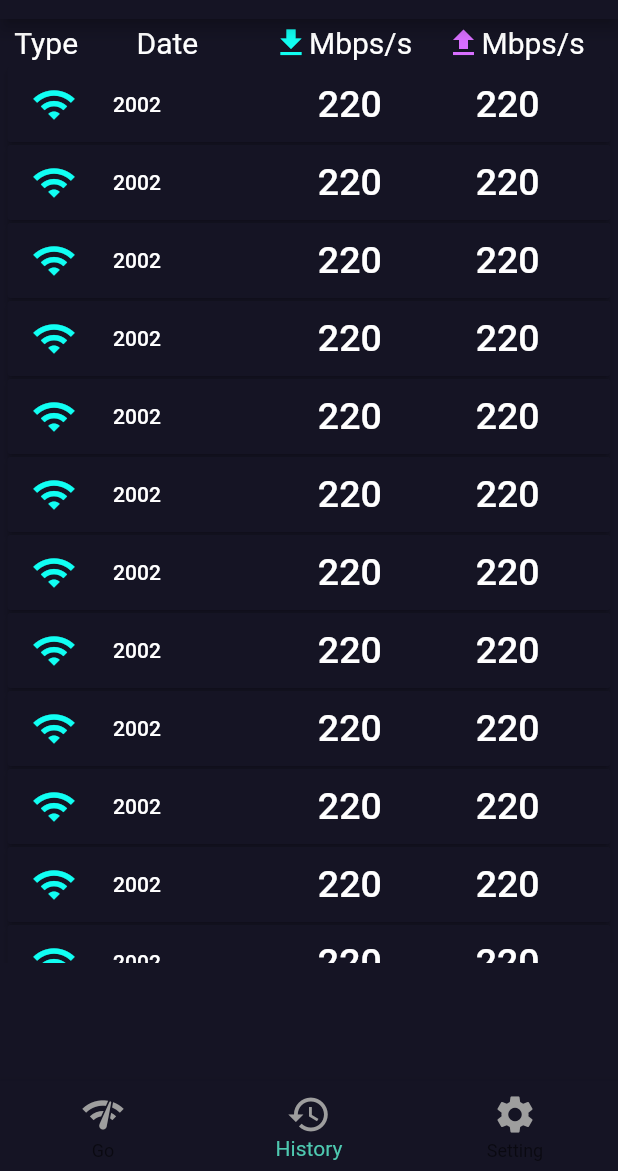
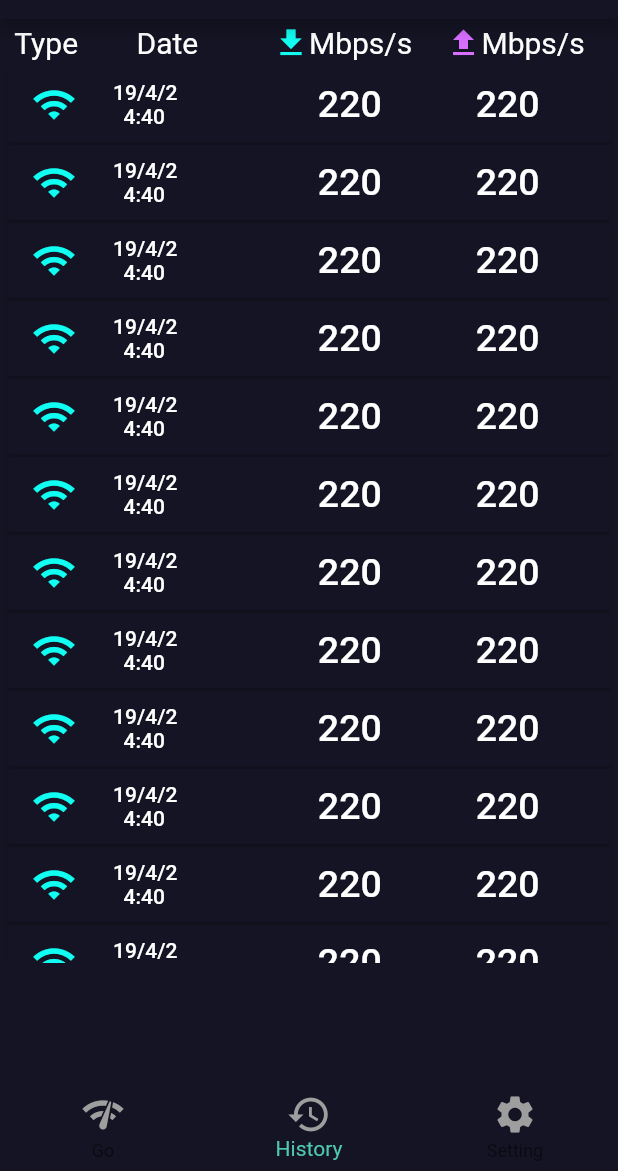
Before and after one commit to Catherine526940/Dart-speedtest, a Flutter app: the screen it shows after launch, item 2 of the bottom bar chosen, on a phone screen of 412 x 824 dp, the part 65-1236 px from its top. Run offline on Flutter 3.47's test engine with Material 2 defaults, Android fonts, the phone set to English and light mode, and no system bars.

Commit message:
时间调整

```diff
--- a/lib/pages/history.dart
+++ b/lib/pages/history.dart
@@ -42,8 +42,6 @@ class _HistoryPageState extends State<HistoryPage> {
         Text('\n'),
         // SizedBox(height: 25.0),
       ]),
-
-
       Container(
         height: height * 2.90 / 4,
         child: ListView(children: _getListData(context)),
@@ -53,10 +51,14 @@ class _HistoryPageState extends State<HistoryPage> {
 }
 _getListData(BuildContext context) {
   List<Widget> widgets = [];
-  for (int i = 0; i < 50; i++) {
+  for (int i = 0; i <= 50; i++) {
     int randomdata1 = Random().nextInt(300);
     int randomdata2 = Random().nextInt(300);
     int randomdata3 = Random().nextInt(2019);
+    int mouth=Random().nextInt(12);
+    int day=Random().nextInt(31);
+    int hour=Random().nextInt(24);
+    int mintin=Random().nextInt(60);
     widgets.add(new Padding(
       padding: new EdgeInsets.fromLTRB(5, 0, 5, 2),
       child: RaisedButton(
@@ -70,7 +72,7 @@ _getListData(BuildContext context) {
               Icon(Icons.wifi, size: 30, color: Color(0xff11fff3)),
               Text('\t\t\t\t\t\t\t'),
               Expanded(
-                child: Text('$randomdata3',
+                child: Text('19/$mouth/$day\n  $hour:$mintin',
                     style: TextStyle(color: Colors.white)),
               ),
               Expanded(
@@ -90,7 +92,7 @@ _getListData(BuildContext context) {
         ),
         onPressed: () {
           Navigator.of(context).push(
-                        MaterialPageRoute(builder: (context) => HisDetailPage(message1:'$randomdata1',message2:'$randomdata2',message3:'$randomdata3')));
+                        MaterialPageRoute(builder: (context) => HisDetailPage(message1:'$randomdata1',message2:'$randomdata2',message3:'19/$randomdata3/$mouth/$day\n$hour:$mintin')));
         },
       ),
     ));
```
